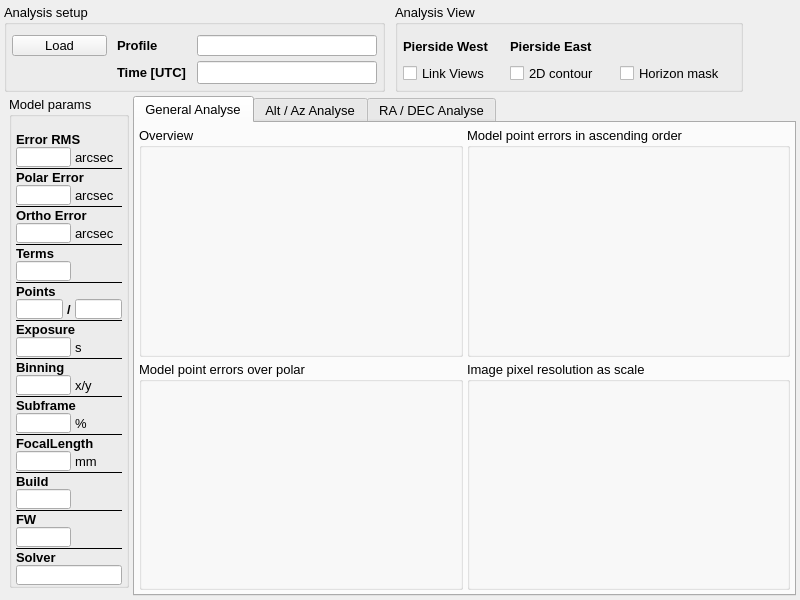
Old version of the form mw4/gui/widgets/analyse.ui in the repository mworion/MountWizzard4.
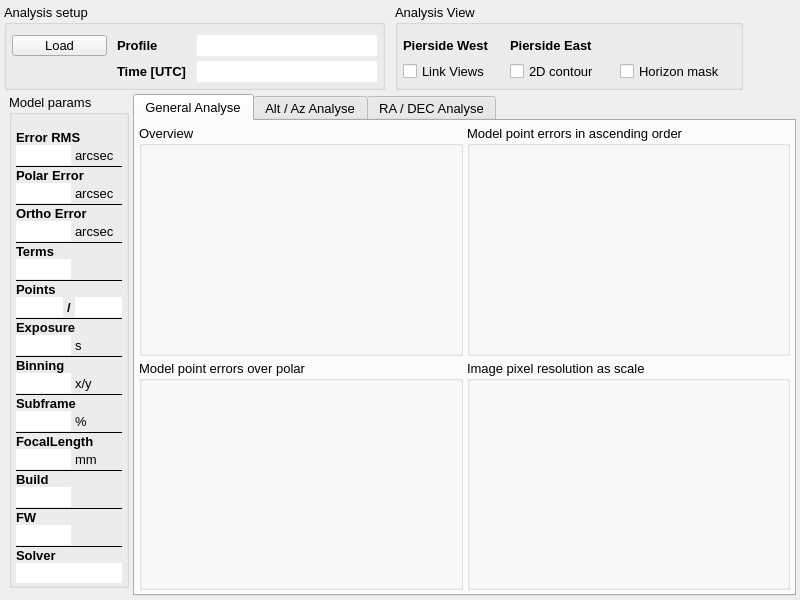
New version of the form. Custom widgets are drawn as their Qt base class.

```diff
--- a/mw4/gui/widgets/analyse.ui
+++ b/mw4/gui/widgets/analyse.ui
@@ -178,6 +178,9 @@
           <property name="text">
            <string/>
           </property>
+          <property name="frame">
+           <bool>false</bool>
+          </property>
           <property name="readOnly">
            <bool>true</bool>
           </property>
@@ -236,6 +239,9 @@
           <property name="text">
            <string/>
           </property>
+          <property name="frame">
+           <bool>false</bool>
+          </property>
           <property name="readOnly">
            <bool>true</bool>
           </property>
@@ -497,6 +503,9 @@
           <property name="text">
            <string/>
           </property>
+          <property name="frame">
+           <bool>false</bool>
+          </property>
           <property name="alignment">
            <set>Qt::AlignmentFlag::AlignRight|Qt::AlignmentFlag::AlignTrailing|Qt::AlignmentFlag::AlignVCenter</set>
           </property>
@@ -538,6 +547,9 @@
           <property name="text">
            <string/>
           </property>
+          <property name="frame">
+           <bool>false</bool>
+          </property>
           <property name="alignment">
            <set>Qt::AlignmentFlag::AlignRight|Qt::AlignmentFlag::AlignTrailing|Qt::AlignmentFlag::AlignVCenter</set>
           </property>
@@ -579,6 +591,9 @@
           <property name="text">
            <string/>
           </property>
+          <property name="frame">
+           <bool>false</bool>
+          </property>
           <property name="alignment">
            <set>Qt::AlignmentFlag::AlignRight|Qt::AlignmentFlag::AlignTrailing|Qt::AlignmentFlag::AlignVCenter</set>
           </property>
@@ -667,6 +682,9 @@
           <property name="text">
            <string/>
           </property>
+          <property name="frame">
+           <bool>false</bool>
+          </property>
           <property name="alignment">
            <set>Qt::AlignmentFlag::AlignRight|Qt::AlignmentFlag::AlignTrailing|Qt::AlignmentFlag::AlignVCenter</set>
           </property>
@@ -738,6 +756,9 @@
           <property name="text">
            <string/>
           </property>
+          <property name="frame">
+           <bool>false</bool>
+          </property>
           <property name="alignment">
            <set>Qt::AlignmentFlag::AlignRight|Qt::AlignmentFlag::AlignTrailing|Qt::AlignmentFlag::AlignVCenter</set>
           </property>
@@ -779,6 +800,9 @@
           <property name="text">
            <string/>
           </property>
+          <property name="frame">
+           <bool>false</bool>
+          </property>
           <property name="alignment">
            <set>Qt::AlignmentFlag::AlignRight|Qt::AlignmentFlag::AlignTrailing|Qt::AlignmentFlag::AlignVCenter</set>
           </property>
@@ -830,6 +854,9 @@
           <property name="text">
            <string/>
           </property>
+          <property name="frame">
+           <bool>false</bool>
+          </property>
           <property name="alignment">
            <set>Qt::AlignmentFlag::AlignRight|Qt::AlignmentFlag::AlignTrailing|Qt::AlignmentFlag::AlignVCenter</set>
           </property>
@@ -901,6 +928,9 @@
           <property name="text">
            <string/>
           </property>
+          <property name="frame">
+           <bool>false</bool>
+          </property>
           <property name="alignment">
            <set>Qt::AlignmentFlag::AlignRight|Qt::AlignmentFlag::AlignTrailing|Qt::AlignmentFlag::AlignVCenter</set>
           </property>
@@ -1009,6 +1039,9 @@
           <property name="text">
            <string/>
           </property>
+          <property name="frame">
+           <bool>false</bool>
+          </property>
           <property name="alignment">
            <set>Qt::AlignmentFlag::AlignRight|Qt::AlignmentFlag::AlignTrailing|Qt::AlignmentFlag::AlignVCenter</set>
           </property>
@@ -1087,6 +1120,9 @@
           <property name="text">
            <string/>
           </property>
+          <property name="frame">
+           <bool>false</bool>
+          </property>
           <property name="alignment">
            <set>Qt::AlignmentFlag::AlignRight|Qt::AlignmentFlag::AlignTrailing|Qt::AlignmentFlag::AlignVCenter</set>
           </property>
@@ -1148,6 +1184,9 @@
           <property name="text">
            <string/>
           </property>
+          <property name="frame">
+           <bool>false</bool>
+          </property>
           <property name="alignment">
            <set>Qt::AlignmentFlag::AlignRight|Qt::AlignmentFlag::AlignTrailing|Qt::AlignmentFlag::AlignVCenter</set>
           </property>
@@ -1357,6 +1396,9 @@
           <property name="text">
            <string/>
           </property>
+          <property name="frame">
+           <bool>false</bool>
+          </property>
           <property name="alignment">
            <set>Qt::AlignmentFlag::AlignRight|Qt::AlignmentFlag::AlignTrailing|Qt::AlignmentFlag::AlignVCenter</set>
           </property>
@@ -1398,6 +1440,9 @@
           <property name="text">
            <string/>
           </property>
+          <property name="frame">
+           <bool>false</bool>
+          </property>
           <property name="alignment">
            <set>Qt::AlignmentFlag::AlignRight|Qt::AlignmentFlag::AlignTrailing|Qt::AlignmentFlag::AlignVCenter</set>
           </property>
```
